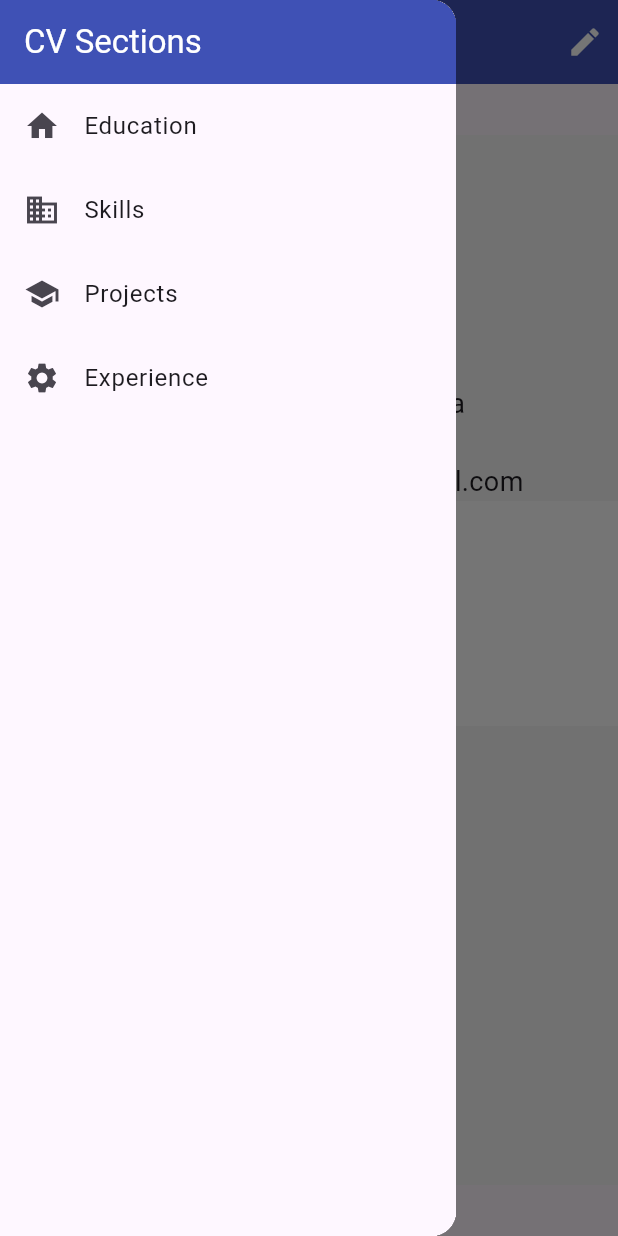
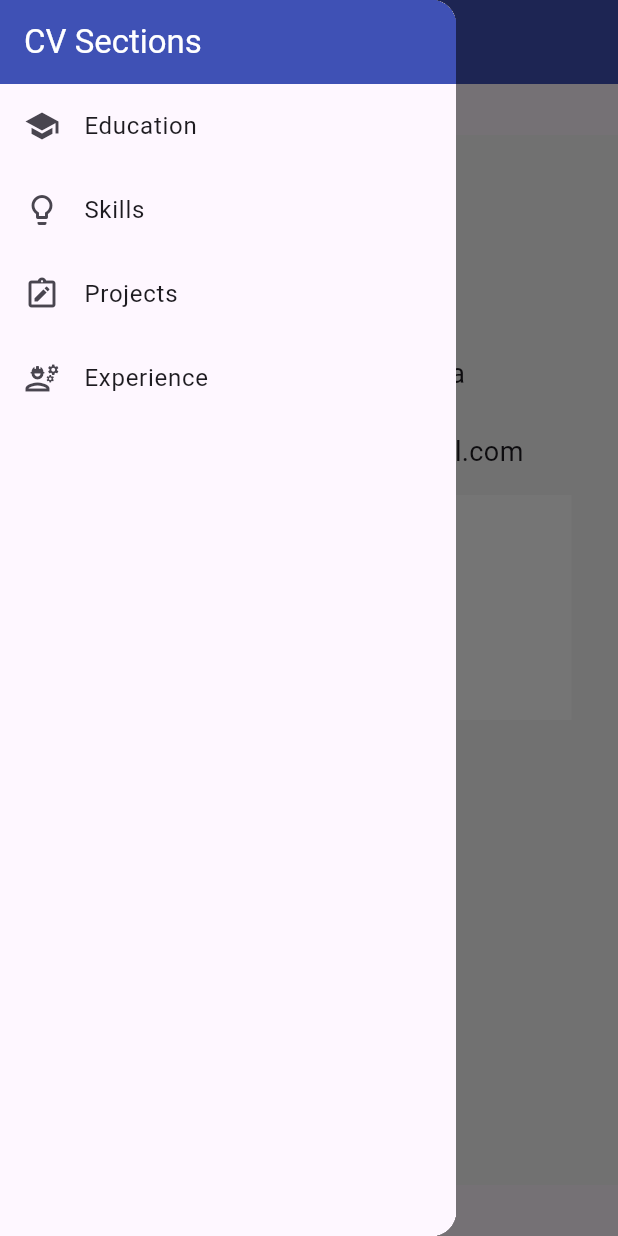
Before and after one commit to GianEzekiel/GianEzekiel-Gersaniba_Gian_Ezekiel-AppDev, a Flutter app: the screen it shows after launch, with the side drawer open, on a phone screen of 412 x 824 dp. Run offline on Flutter 3.47's test engine with Material 3 defaults, Android fonts, the phone set to English and light mode, and no system bars.

Commit message:
adjust the ui

```diff
--- a/my_cv/lib/basic_screen.dart
+++ b/my_cv/lib/basic_screen.dart
@@ -9,16 +9,8 @@ class BasicScreen extends StatelessWidget {
     return Scaffold(
       appBar: AppBar(
         backgroundColor: Colors.indigo,
-        title: const Center(
-            child: Text('Welcome to Flutter',
-                style: TextStyle(color: Colors.white))),
+        title: const Text('My CV', style: TextStyle(color: Colors.white)),
         iconTheme: const IconThemeData(color: Colors.white),
-        actions: const [
-          Padding(
-            padding: EdgeInsets.all(10.0),
-            child: Icon(Icons.edit),
-          ),
-        ],
       ),
       body: const Center(
         child: SizedBox(
--- a/my_cv/lib/drawer_widget.dart
+++ b/my_cv/lib/drawer_widget.dart
@@ -15,19 +15,19 @@ class DrawerScreen extends StatelessWidget {
         padding: EdgeInsets.zero,
         children: const [
           ListTile(
-            leading: Icon(Icons.home),
+            leading: Icon(Icons.school),
             title: Text('Education'),
           ),
           ListTile(
-            leading: Icon(Icons.business),
+            leading: Icon(Icons.lightbulb_outlined),
             title: Text('Skills'),
           ),
           ListTile(
-            leading: Icon(Icons.school),
+            leading: Icon(Icons.note_alt_outlined),
             title: Text('Projects'),
           ),
           ListTile(
-            leading: Icon(Icons.settings),
+            leading: Icon(Icons.engineering_outlined),
             title: Text('Experience'),
           ),
         ],
--- a/my_cv/lib/immutable_widget.dart
+++ b/my_cv/lib/immutable_widget.dart
@@ -12,16 +12,18 @@ class ImmutableWidget extends StatelessWidget {
     return Scaffold(
       body: Container(
         height: screenHeight, // Set height to full screen height
-        width: screenWidth,   // Set width to full screen width
-        color: const Color.fromARGB(255, 247, 246, 246),  // Background color for visibility
+        width: screenWidth, // Set width to full screen width
+        color: const Color.fromARGB(
+            255, 247, 246, 246), // Background color for visibility
         child: Align(
           alignment: Alignment.topCenter,
           child: Column(
-            mainAxisAlignment: MainAxisAlignment.start, // Align content to the top
+            mainAxisAlignment:
+                MainAxisAlignment.start, // Align content to the top
             children: [
               Container(
-                height: 150, // Define height for the widget
-                width: 150,
+                height: 130, // Define height for the widget
+                width: 130,
                 padding: const EdgeInsets.all(16.0),
                 decoration: BoxDecoration(
                   color: Colors.blueAccent,
@@ -50,12 +52,15 @@ class ImmutableWidget extends StatelessWidget {
                 textAlign: TextAlign.center, // Center the email
                 style: TextStyle(fontSize: 18),
               ),
-              Container(
-                height: 150, // Define height for the widget
-                width: screenWidth,
-                color: Colors.white,
-                child: const Center(
-                  child: Text(
+              Padding(
+                padding: const EdgeInsets.only(top: 16),
+                child: Container(
+                  height: 150, // Define height for the widget
+                  width: 350,
+                  color: Colors.white,
+                  alignment: Alignment.topLeft,
+                  padding: const EdgeInsets.only(left: 8.0, top: 10.0),
+                  child: const Text(
                     'Professional Goal',
                     textAlign: TextAlign.left,
                     style: TextStyle(fontSize: 18),
```
